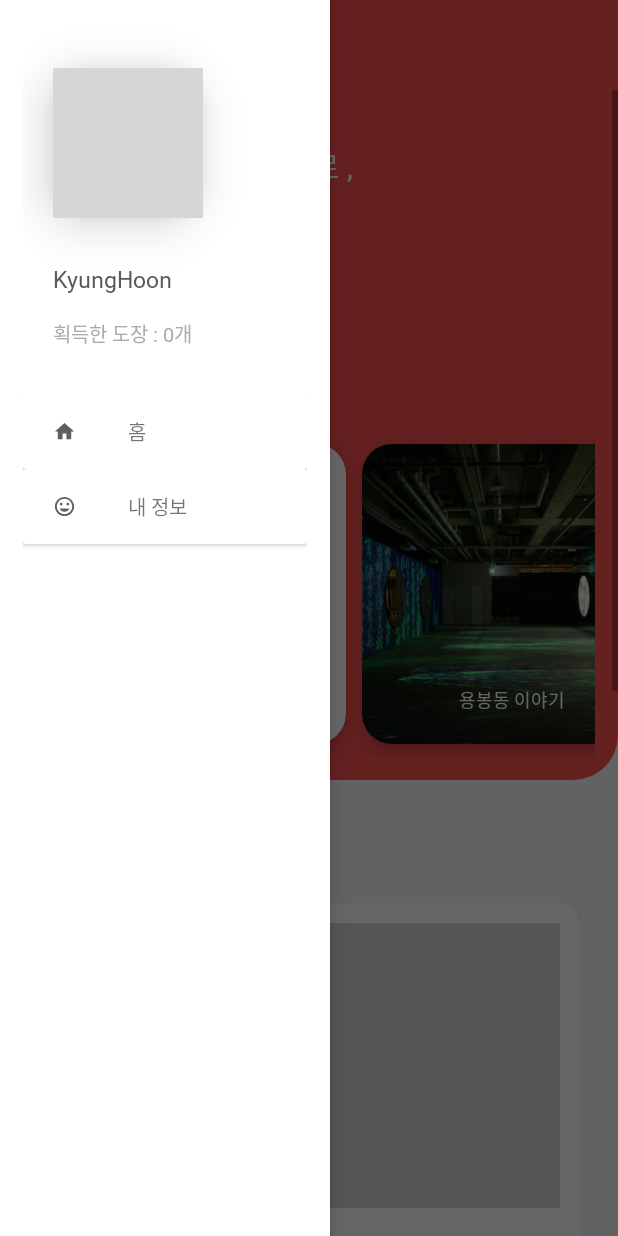
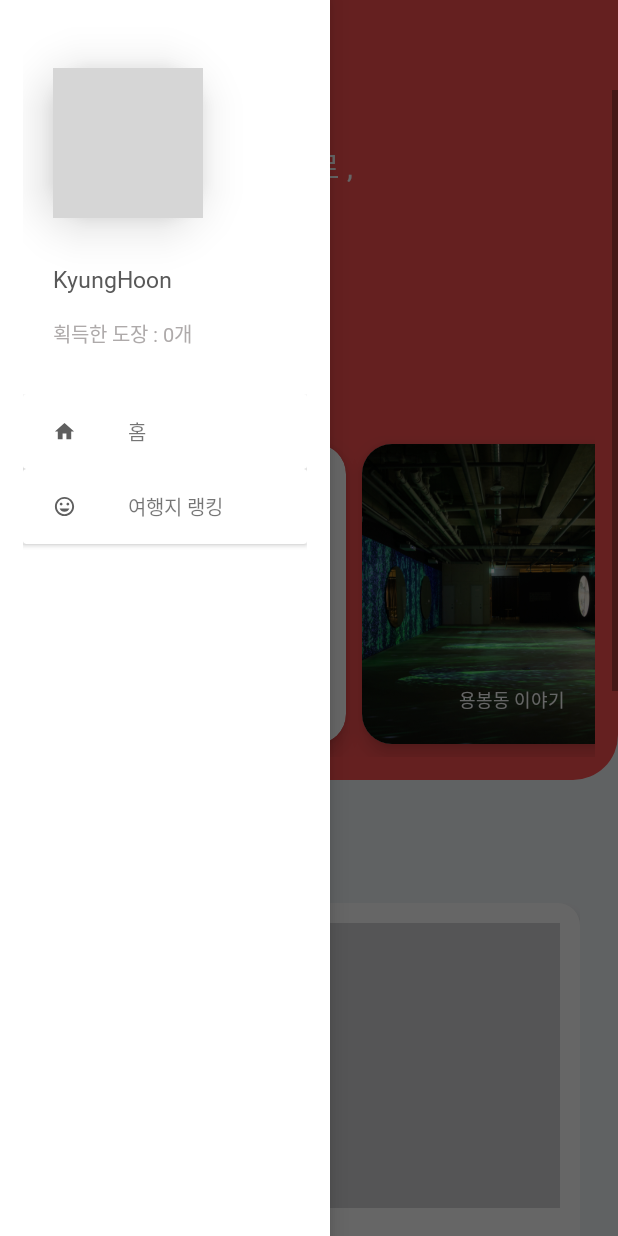
Before and after one commit to 2021-SMHRD-KDT-New-AI-1/WOWBRO, an Android app: the UserDashboard screen opened directly, with no data from a screen before it, with the side drawer open, on a phone screen of 412 x 824 dp. Run offline under Robolectric (Android 15) with nearby library versions, the phone set to English and light mode, and no system bars; 3 statements that could not run were skipped; grey boxes are pictures that could not be loaded.

Commit message:
<update> 메뉴변경

```diff
--- a/app/src/main/java/com/jkh/wowbro2/UserDashboard.java
+++ b/app/src/main/java/com/jkh/wowbro2/UserDashboard.java
@@ -99,7 +99,7 @@ public class UserDashboard extends AppCompatActivity {
         cv_mypage.setOnClickListener(new View.OnClickListener() {
             @Override
             public void onClick(View view) {
-                Intent intent = new Intent(UserDashboard.this, MypageActivity.class);
+                Intent intent = new Intent(UserDashboard.this, RankingActivity.class);
                 startActivity(intent);
             }
         });
@@ -114,7 +114,7 @@ public class UserDashboard extends AppCompatActivity {
         try {
             info = new JSONObject(stringInfo);
             tv_userid.setText(info.getString("id"));
-            tv_userclear.setText("획득한 도장 : " + info.getString("clear") + "개");
+            tv_userclear.setText(info.getString("nick"));
 
         } catch (JSONException e) {
             e.printStackTrace();
--- a/app/src/main/res/layout/activity_drawer.xml
+++ b/app/src/main/res/layout/activity_drawer.xml
@@ -96,7 +96,8 @@
                 android:layout_height="15dp"
                 android:layout_gravity="center_vertical"
                 android:layout_marginLeft="20dp"
-                android:src="@drawable/ic_baseline_mood_24" />
+                android:src="@drawable/ic_baseline_mood_24"
+                app:srcCompat="@drawable/ic_baseline_thumb_up_24" />
 
             <TextView
                 android:layout_width="wrap_content"
@@ -104,7 +105,7 @@
                 android:layout_gravity="center_vertical"
                 android:layout_marginLeft="70dp"
                 android:fontFamily="@font/scd4"
-                android:text="내 정보"
+                android:text="여행지 랭킹"
                 android:textSize="13dp" />
 
         </androidx.cardview.widget.CardView>
```
